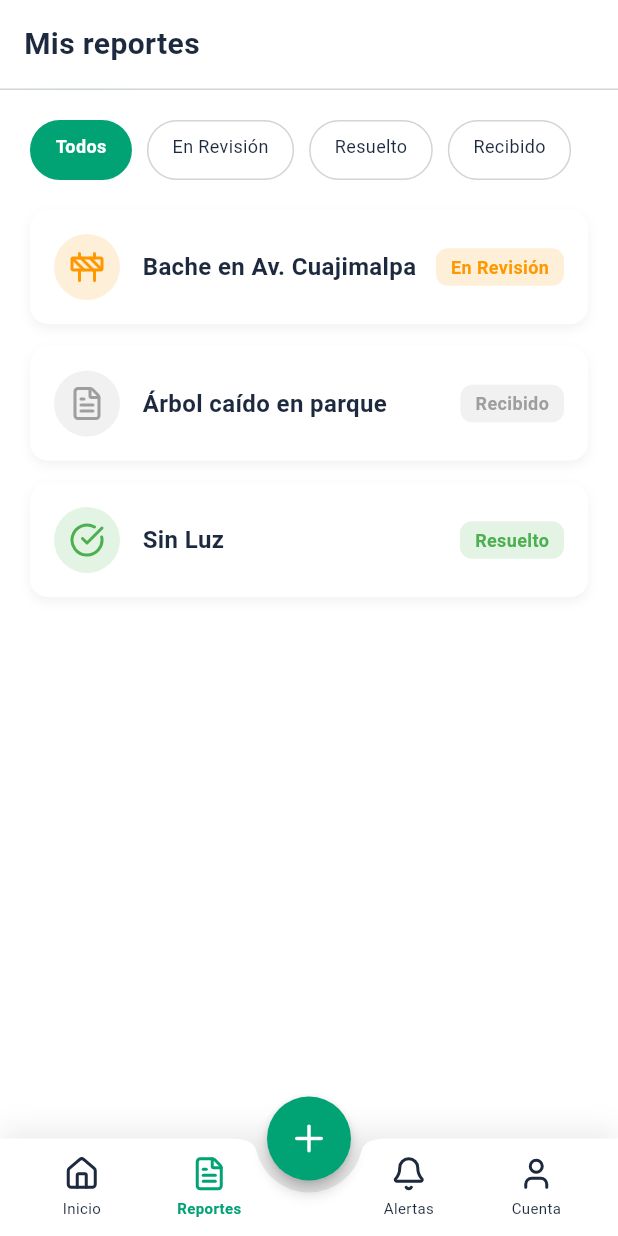
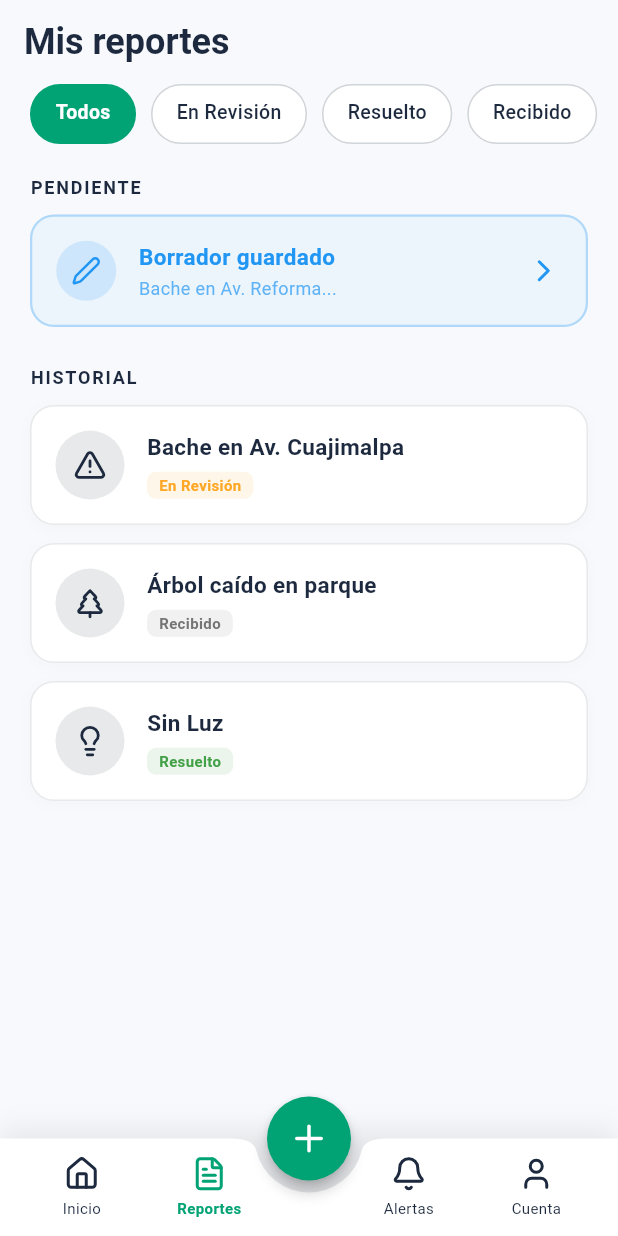
Before and after one commit to miguelmartinez001/iu-proyecto-incidencias, a Flutter app: the ReportsScreen screen opened by its route, on a phone screen of 412 x 824 dp. Run offline on Flutter 3.47's test engine with Material 3 defaults, Android fonts, the phone set to English and light mode, and no system bars; our stand-ins replace flutter_map, go_router, latlong2, lucide_flutter.

```diff
--- a/lib/features/auth/success_recover_screen.dart
+++ b/lib/features/auth/success_recover_screen.dart
@@ -1,6 +1,6 @@
 import 'package:flutter/material.dart';
 import 'package:go_router/go_router.dart';
-import 'package:lucide_icons/lucide_icons.dart';
+import 'package:lucide_flutter/lucide_flutter.dart';
 import '../../widgets/custom_button.dart';
 import '../../widgets/glass_header.dart';
 import 'auth_layout.dart';
--- a/lib/features/home/home_screen.dart
+++ b/lib/features/home/home_screen.dart
@@ -4,7 +4,7 @@ import 'package:flutter/material.dart';
 import 'package:flutter_map/flutter_map.dart';
 import 'package:go_router/go_router.dart';
 import 'package:latlong2/latlong.dart';
-import 'package:lucide_icons/lucide_icons.dart';
+import 'package:lucide_flutter/lucide_flutter.dart';
 
 import '../../core/models/report_mock.dart';
 import '../../core/theme/category_colors.dart';
--- a/lib/features/profile/edit_profile_screen.dart
+++ b/lib/features/profile/edit_profile_screen.dart
@@ -1,6 +1,6 @@
 import 'package:flutter/material.dart';
 import 'package:go_router/go_router.dart';
-import 'package:lucide_icons/lucide_icons.dart';
+import 'package:lucide_flutter/lucide_flutter.dart';
 import '../../widgets/custom_button.dart';
 
 class EditProfileScreen extends StatelessWidget {
--- a/lib/features/profile/help_screen.dart
+++ b/lib/features/profile/help_screen.dart
@@ -1,5 +1,5 @@
 import 'package:flutter/material.dart';
-import 'package:lucide_icons/lucide_icons.dart';
+import 'package:lucide_flutter/lucide_flutter.dart';
 
 class HelpScreen extends StatelessWidget {
   const HelpScreen({super.key});
--- a/lib/features/profile/profile_screen.dart
+++ b/lib/features/profile/profile_screen.dart
@@ -1,6 +1,6 @@
 import 'package:flutter/material.dart';
 import 'package:go_router/go_router.dart';
-import 'package:lucide_icons/lucide_icons.dart';
+import 'package:lucide_flutter/lucide_flutter.dart';
 import '../../widgets/custom_modals.dart';
 import '../../widgets/custom_button.dart';
 
--- a/lib/features/profile/settings_screen.dart
+++ b/lib/features/profile/settings_screen.dart
@@ -1,5 +1,5 @@
 import 'package:flutter/material.dart';
-import 'package:lucide_icons/lucide_icons.dart';
+import 'package:lucide_flutter/lucide_flutter.dart';
 import 'package:provider/provider.dart';
 import '../../core/providers/theme_provider.dart';
 import '../../core/theme/app_theme.dart';
@@ -23,7 +23,9 @@ class _SettingsScreenState extends State<SettingsScreen> {
   Widget build(BuildContext context) {
     final colorScheme = Theme.of(context).colorScheme;
     final currentTheme = context.watch<ThemeProvider>().currentTheme;
-    final String temaActualStr = currentTheme == AppTheme.dark ? "Oscuro" : "Claro";
+    final String temaActualStr = currentTheme == AppTheme.dark
+        ? "Oscuro"
+        : "Claro";
 
     return Scaffold(
       backgroundColor: Theme.of(context).scaffoldBackgroundColor,
--- a/lib/features/reports/create_report_screen.dart
+++ b/lib/features/reports/create_report_screen.dart
@@ -1,6 +1,6 @@
 import 'package:flutter/material.dart';
 import 'package:go_router/go_router.dart';
-import 'package:lucide_icons/lucide_icons.dart';
+import 'package:lucide_flutter/lucide_flutter.dart';
 import 'package:flutter_map/flutter_map.dart';
 import 'package:latlong2/latlong.dart';
 
--- a/lib/features/reports/detail_report_screen.dart
+++ b/lib/features/reports/detail_report_screen.dart
@@ -1,6 +1,6 @@
 import 'package:flutter/material.dart';
 import 'package:go_router/go_router.dart';
-import 'package:lucide_icons/lucide_icons.dart';
+import 'package:lucide_flutter/lucide_flutter.dart';
 import '../../widgets/custom_button.dart';
 import '../../widgets/custom_modals.dart';
 import '../../core/models/report_mock.dart';
--- a/lib/features/reports/reports_screen.dart
+++ b/lib/features/reports/reports_screen.dart
@@ -1,6 +1,6 @@
 import 'package:flutter/material.dart';
 import 'package:lucide_flutter/lucide_flutter.dart';
-import '../../widgets/glass_header.dart';
+import '../../widgets/custom_button.dart'; // Asegúrate de tener tu botón importado
 
 class ReportsScreen extends StatefulWidget {
   const ReportsScreen({super.key});
@@ -10,6 +10,10 @@ class ReportsScreen extends StatefulWidget {
 }
 
 class _ReportsScreenState extends State<ReportsScreen> {
+  // 💡 CAMBIA ESTO A TRUE PARA VER LA PANTALLA VACÍA
+  final bool _isEmpty = false;
+  final bool _hasDraft = true; // Para mostrar/ocultar el borrador
+
   String _selectedFilter = "Todos";
 
   final List<String> _filters = [
@@ -20,9 +24,17 @@ class _ReportsScreenState extends State<ReportsScreen> {
   ];
 
   final List<Map<String, String>> _reports = [
-    {"title": "Bache en Av. Cuajimalpa", "status": "En Revisión"},
-    {"title": "Árbol caído en parque", "status": "Recibido"},
-    {"title": "Sin Luz", "status": "Resuelto"},
+    {
+      "title": "Bache en Av. Cuajimalpa",
+      "status": "En Revisión",
+      "category": "bache",
+    },
+    {
+      "title": "Árbol caído en parque",
+      "status": "Recibido",
+      "category": "arbol",
+    },
+    {"title": "Sin Luz", "status": "Resuelto", "category": "luz"},
   ];
 
   List<Map<String, String>> get _filteredReports {
@@ -30,27 +42,27 @@ class _ReportsScreenState extends State<ReportsScreen> {
     return _reports.where((r) => r["status"] == _selectedFilter).toList();
   }
 
-  Color _statusColor(String status, ColorScheme scheme) {
+  Color _statusColor(String status) {
     switch (status) {
       case "Resuelto":
-        return Colors.green;
+        return Colors.green.shade600;
       case "En Revisión":
-        return Colors.orange;
+        return Colors.orange.shade400;
       case "Recibido":
+        return Colors.grey.shade600;
+      default:
         return Colors.grey;
-      default:
-        return scheme.onSurfaceVariant;
     }
   }
 
-  IconData _statusIcon(String status) {
-    switch (status) {
-      case "Resuelto":
-        return LucideIcons.checkCircle;
-      case "En Revisión":
-        return LucideIcons.construction;
-      case "Recibido":
-        return LucideIcons.fileText;
+  IconData _categoryIcon(String category) {
+    switch (category) {
+      case "bache":
+        return LucideIcons.alertTriangle;
+      case "arbol":
+        return LucideIcons.treePine;
+      case "luz":
+        return LucideIcons.lightbulb;
       default:
         return LucideIcons.fileText;
     }
@@ -61,15 +73,85 @@ class _ReportsScreenState extends State<ReportsScreen> {
     final colorScheme = Theme.of(context).colorScheme;
 
     return Scaffold(
-      backgroundColor: colorScheme.surface,
-      body: Stack(
+      backgroundColor: Theme.of(context).scaffoldBackgroundColor,
+      appBar: AppBar(
+        backgroundColor: Colors.transparent,
+        elevation: 0,
+        title: Text(
+          "Mis reportes",
+          style: TextStyle(
+            color: colorScheme.onSurface,
+            fontWeight: FontWeight.bold,
+            fontSize: 24,
+          ),
+        ),
+        centerTitle: false,
+      ),
+      body: _isEmpty
+          ? _buildEmptyState(colorScheme)
+          : _buildReportsList(colorScheme),
+    );
+  }
+
+  // --- UI: ESTADO VACÍO ---
+  Widget _buildEmptyState(ColorScheme colorScheme) {
+    return Padding(
+      padding: const EdgeInsets.symmetric(horizontal: 24.0),
+      child: Column(
+        mainAxisAlignment: MainAxisAlignment.center,
         children: [
-          Padding(
-            padding: const EdgeInsets.only(top: 80),
-            child: Column(
+          Container(
+            padding: const EdgeInsets.all(28),
+            decoration: BoxDecoration(
+              color: colorScheme.primary.withOpacity(0.1),
+              shape: BoxShape.circle,
+            ),
+            child: Icon(
+              LucideIcons.clipboardList,
+              size: 50,
+              color: colorScheme.primary,
+            ),
+          ),
+          const SizedBox(height: 24),
+          Text(
+            "Aún no tienes reportes",
+            style: TextStyle(
+              fontSize: 22,
+              fontWeight: FontWeight.bold,
+              color: colorScheme.onSurface,
+            ),
+          ),
+          const SizedBox(height: 12),
+          Text(
+            "Ayuda a mejorar Cuajimalpa. Si ves un bache, luminaria fundida o árbol caído, ¡conviértete en el primero en reportarlo!",
+            textAlign: TextAlign.center,
+            style: TextStyle(
+              fontSize: 14,
+              color: colorScheme.onSurfaceVariant,
+              height: 1.4,
+            ),
+          ),
+          const SizedBox(height: 32),
+          CustomButton(
+            text: "+ Crear mi primer reporte",
+            // Variante neutral/café según tu Figma, ajusta si es necesario
+            variant: ButtonVariant.primary,
+            onPressed: () {
+              // Navegar al wizard de reportes
+            },
+          ),
+          const SizedBox(height: 40), // Espacio para el bottom nav bar
+        ],
+      ),
+    );
+  }
+
+  // --- UI: LISTADO CON DATOS ---
+  Widget _buildReportsList(ColorScheme colorScheme) {
+    return Column(
       crossAxisAlignment: CrossAxisAlignment.start,
       children: [
-                // Filtros
+        // Filtros (Pills)
         SizedBox(
           height: 40,
           child: ListView.builder(
@@ -95,9 +177,7 @@ class _ReportsScreenState extends State<ReportsScreen> {
                     border: Border.all(
                       color: isSelected
                           ? colorScheme.primary
-                                  : colorScheme.onSurfaceVariant.withOpacity(
-                                      0.2,
-                                    ),
+                          : colorScheme.onSurfaceVariant.withOpacity(0.2),
                     ),
                   ),
                   child: Text(
@@ -105,11 +185,11 @@ class _ReportsScreenState extends State<ReportsScreen> {
                     style: TextStyle(
                       color: isSelected
                           ? colorScheme.onPrimary
-                                  : colorScheme.onSurface,
+                          : colorScheme.onSurfaceVariant,
                       fontWeight: isSelected
                           ? FontWeight.bold
-                                  : FontWeight.normal,
-                              fontSize: 12,
+                          : FontWeight.w500,
+                      fontSize: 13,
                     ),
                   ),
                 ),
@@ -119,98 +199,163 @@ class _ReportsScreenState extends State<ReportsScreen> {
         ),
         const SizedBox(height: 20),
 
-                // Historial
         Expanded(
-                  child: ListView.builder(
+          child: ListView(
             padding: const EdgeInsets.symmetric(horizontal: 20),
-                    itemCount: _filteredReports.length,
-                    itemBuilder: (context, index) {
-                      final report = _filteredReports[index];
+            children: [
+              // SECCIÓN: PENDIENTE (Borrador)
+              if (_hasDraft && _selectedFilter == "Todos") ...[
+                Text(
+                  "PENDIENTE",
+                  style: TextStyle(
+                    color: colorScheme.onSurfaceVariant,
+                    fontSize: 12,
+                    fontWeight: FontWeight.bold,
+                    letterSpacing: 1.2,
+                  ),
+                ),
+                const SizedBox(height: 10),
+                _buildDraftCard(colorScheme),
+                const SizedBox(height: 25),
+              ],
+
+              // SECCIÓN: HISTORIAL
+              Text(
+                "HISTORIAL",
+                style: TextStyle(
+                  color: colorScheme.onSurfaceVariant,
+                  fontSize: 12,
+                  fontWeight: FontWeight.bold,
+                  letterSpacing: 1.2,
+                ),
+              ),
+              const SizedBox(height: 10),
+              ..._filteredReports.map(
+                (report) => _buildReportCard(report, colorScheme),
+              ),
+              const SizedBox(height: 80), // Margen inferior
+            ],
+          ),
+        ),
+      ],
+    );
+  }
+
+  Widget _buildDraftCard(ColorScheme colorScheme) {
+    return Container(
+      padding: const EdgeInsets.all(16),
+      decoration: BoxDecoration(
+        color: Colors.blue.withOpacity(0.05),
+        borderRadius: BorderRadius.circular(16),
+        border: Border.all(color: Colors.blue.withOpacity(0.3), width: 1.5),
+      ),
+      child: Row(
+        children: [
+          Container(
+            padding: const EdgeInsets.all(10),
+            decoration: BoxDecoration(
+              color: Colors.blue.withOpacity(0.15),
+              shape: BoxShape.circle,
+            ),
+            child: const Icon(LucideIcons.edit2, color: Colors.blue, size: 20),
+          ),
+          const SizedBox(width: 15),
+          Expanded(
+            child: Column(
+              crossAxisAlignment: CrossAxisAlignment.start,
+              children: [
+                const Text(
+                  "Borrador guardado",
+                  style: TextStyle(
+                    fontSize: 15,
+                    fontWeight: FontWeight.bold,
+                    color: Colors.blue,
+                  ),
+                ),
+                const SizedBox(height: 2),
+                Text(
+                  "Bache en Av. Reforma...",
+                  style: TextStyle(
+                    fontSize: 12,
+                    color: Colors.blue.withOpacity(0.7),
+                  ),
+                ),
+              ],
+            ),
+          ),
+          const Icon(LucideIcons.chevronRight, color: Colors.blue),
+        ],
+      ),
+    );
+  }
+
+  Widget _buildReportCard(Map<String, String> report, ColorScheme colorScheme) {
     final status = report["status"]!;
     return Container(
-                        margin: const EdgeInsets.only(bottom: 15),
+      margin: const EdgeInsets.only(bottom: 12),
       padding: const EdgeInsets.all(16),
       decoration: BoxDecoration(
         color: colorScheme.surface,
-                          borderRadius: BorderRadius.circular(12),
+        borderRadius: BorderRadius.circular(16),
         boxShadow: [
           BoxShadow(
-                              color: Colors.black.withOpacity(0.05),
-                              blurRadius: 6,
-                              offset: const Offset(0, 3),
+            color: Colors.black.withOpacity(0.02),
+            blurRadius: 8,
+            offset: const Offset(0, 2),
           ),
         ],
+        border: Border.all(
+          color: colorScheme.onSurfaceVariant.withOpacity(0.1),
+        ),
       ),
       child: Row(
         children: [
-                            // 👇 Icono circular como en HomeScreen
           Container(
-                              padding: const EdgeInsets.all(10),
+            padding: const EdgeInsets.all(12),
             decoration: BoxDecoration(
-                                color: _statusColor(
-                                  status,
-                                  colorScheme,
-                                ).withOpacity(0.15),
+              color: colorScheme.onSurfaceVariant.withOpacity(0.1),
               shape: BoxShape.circle,
             ),
             child: Icon(
-                                _statusIcon(status),
-                                color: _statusColor(status, colorScheme),
-                                size: 24,
+              _categoryIcon(report["category"]!),
+              color: colorScheme.onSurfaceVariant,
+              size: 22,
             ),
           ),
           const SizedBox(width: 15),
-
-                            // Texto del reporte
           Expanded(
-                              child: Text(
+            child: Column(
+              crossAxisAlignment: CrossAxisAlignment.start,
+              children: [
+                Text(
                   report["title"]!,
                   style: TextStyle(
-                                  fontSize: 16,
+                    fontSize: 15,
                     fontWeight: FontWeight.bold,
                     color: colorScheme.onSurface,
                   ),
                 ),
-                            ),
-
-                            // Estado como etiqueta
+                const SizedBox(height: 6),
                 Container(
                   padding: const EdgeInsets.symmetric(
-                                horizontal: 10,
-                                vertical: 4,
+                    horizontal: 8,
+                    vertical: 2,
                   ),
                   decoration: BoxDecoration(
-                                color: _statusColor(
-                                  status,
-                                  colorScheme,
-                                ).withOpacity(0.15),
-                                borderRadius: BorderRadius.circular(8),
+                    color: _statusColor(status).withOpacity(0.1),
+                    borderRadius: BorderRadius.circular(6),
                   ),
                   child: Text(
                     status,
                     style: TextStyle(
-                                  color: _statusColor(status, colorScheme),
-                                  fontSize: 12,
+                      color: _statusColor(status),
+                      fontSize: 10,
                       fontWeight: FontWeight.bold,
                     ),
                   ),
                 ),
               ],
             ),
-                      );
-                    },
-                  ),
-                ),
-              ],
-            ),
-          ),
-
-          // Encabezado translúcido
-          Positioned(
-            top: 0,
-            left: 0,
-            right: 0,
-            child: GlassHeader(title: "Mis reportes", showBackButton: false),
           ),
         ],
       ),
--- a/lib/features/reports/success_report_screen.dart
+++ b/lib/features/reports/success_report_screen.dart
@@ -1,6 +1,6 @@
 import 'package:flutter/material.dart';
 import 'package:go_router/go_router.dart';
-import 'package:lucide_icons/lucide_icons.dart';
+import 'package:lucide_flutter/lucide_flutter.dart';
 import '../../../widgets/custom_button.dart';
 
 class SuccessReportScreen extends StatelessWidget {
--- a/lib/main_wrapper.dart
+++ b/lib/main_wrapper.dart
@@ -1,6 +1,6 @@
 import 'package:flutter/material.dart';
 import 'package:go_router/go_router.dart';
-import 'package:lucide_icons/lucide_icons.dart';
+import 'package:lucide_flutter/lucide_flutter.dart';
 
 class MainWrapper extends StatelessWidget {
   final Widget child;
--- a/lib/widgets/custom_modals.dart
+++ b/lib/widgets/custom_modals.dart
@@ -1,5 +1,5 @@
 import 'package:flutter/material.dart';
-import 'package:lucide_icons/lucide_icons.dart';
+import 'package:lucide_flutter/lucide_flutter.dart';
 import 'custom_button.dart';
 import '../core/models/report_mock.dart'; // Necesario para leer el ReportHistoryEvent
 
--- a/pubspec.yaml
+++ b/pubspec.yaml
@@ -36,7 +36,6 @@ dependencies:
     cupertino_icons: ^1.0.8
     go_router: ^17.3.0
     provider: ^6.1.5
-    lucide_icons: ^0.257.0
     flutter_map: ^8.3.1
     latlong2: ^0.10.1
     lucide_flutter: ^1.23.0
```
Also changed, not shown: lib/features/alerts/alerts_screen.dart (+180 -113 lines), pubspec.lock. Lines whose indentation alone changed are shown as unchanged.
